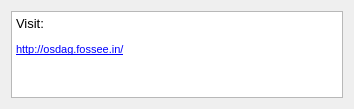
This is Connections/Shear/Endplate/tutorial.ui in GreatDevelopers/osdag-core as Qt 5 draws it before an edit. The edited form follows.
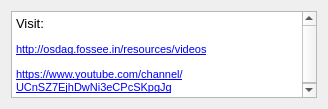
This is the edited form. Icons and pictures are not drawn.

Commit message: Feat: add video links to GUI

What changed in the file:
```diff
--- a/Connections/Shear/Endplate/tutorial.ui
+++ b/Connections/Shear/Endplate/tutorial.ui
@@ -6,7 +6,7 @@
    <rect>
     <x>0</x>
     <y>0</y>
-    <width>354</width>
+    <width>328</width>
     <height>109</height>
    </rect>
   </property>
@@ -24,9 +24,10 @@
       <string>&lt;!DOCTYPE HTML PUBLIC &quot;-//W3C//DTD HTML 4.0//EN&quot; &quot;http://www.w3.org/TR/REC-html40/strict.dtd&quot;&gt;
 &lt;html&gt;&lt;head&gt;&lt;meta name=&quot;qrichtext&quot; content=&quot;1&quot; /&gt;&lt;style type=&quot;text/css&quot;&gt;
 p, li { white-space: pre-wrap; }
-&lt;/style&gt;&lt;/head&gt;&lt;body style=&quot; font-family:'MS Shell Dlg 2'; font-size:7.5pt; font-weight:400; font-style:normal;&quot;&gt;
+&lt;/style&gt;&lt;/head&gt;&lt;body style=&quot; font-family:'MS Shell Dlg 2'; font-size:7.8pt; font-weight:400; font-style:normal;&quot;&gt;
 &lt;p style=&quot; margin-top:12px; margin-bottom:12px; margin-left:0px; margin-right:0px; -qt-block-indent:0; text-indent:0px;&quot;&gt;&lt;span style=&quot; font-size:10pt;&quot;&gt;Visit:&lt;/span&gt;&lt;/p&gt;
-&lt;p style=&quot; margin-top:12px; margin-bottom:12px; margin-left:0px; margin-right:0px; -qt-block-indent:0; text-indent:0px;&quot;&gt;&lt;a href=&quot;http://osdag.fossee.in/&quot;&gt;&lt;span style=&quot; font-size:8pt; text-decoration: underline; color:#0000ff;&quot;&gt;http://osdag.fossee.in/&lt;/span&gt;&lt;/a&gt;&lt;/p&gt;&lt;/body&gt;&lt;/html&gt;</string>
+&lt;p style=&quot; margin-top:12px; margin-bottom:12px; margin-left:0px; margin-right:0px; -qt-block-indent:0; text-indent:0px;&quot;&gt;&lt;a href=&quot;http://osdag.fossee.in/resources/videos&quot;&gt;&lt;span style=&quot; font-size:8pt; text-decoration: underline; color:#0000ff;&quot;&gt;http://osdag.fossee.in/resources/videos&lt;/span&gt;&lt;/a&gt;&lt;/p&gt;
+&lt;p style=&quot; margin-top:12px; margin-bottom:12px; margin-left:0px; margin-right:0px; -qt-block-indent:0; text-indent:0px;&quot;&gt;&lt;a href=&quot;https://www.youtube.com/channel/UCnSZ7EjhDwNi3eCPcSKpgJg&quot;&gt;&lt;span style=&quot; font-size:8pt; text-decoration: underline; color:#0000ff;&quot;&gt;https://www.youtube.com/channel/UCnSZ7EjhDwNi3eCPcSKpgJg&lt;/span&gt;&lt;/a&gt;&lt;/p&gt;&lt;/body&gt;&lt;/html&gt;</string>
      </property>
      <property name="openExternalLinks">
       <bool>true</bool>
```
Left out of the diff: 2 changed lines with no effect on the pictures. The commit also changes 9 other files.
